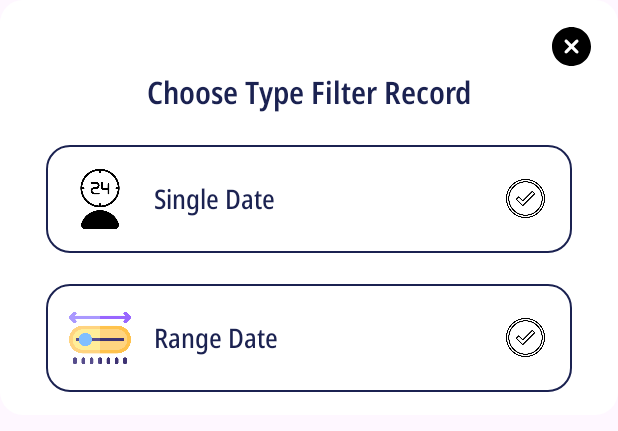
After one commit to duythanh7903/SaveMoney, an Android app: the layout dialog_choose_filter_type.xml on its own in the app's theme, with its tools: preview values and no code run, on a phone screen of 412 x 824 dp. The commit adds this screen. Shown: the top 431 px of the screen. Run offline under Robolectric (Android 15) with nearby library versions, the phone set to English and light mode, and no system bars.

Commit message:
add feature filter type

```diff
--- /dev/null
+++ b/app/src/main/res/layout/dialog_choose_filter_type.xml
@@ -0,0 +1,111 @@
+<?xml version="1.0" encoding="utf-8"?>
+<layout xmlns:android="http://schemas.android.com/apk/res/android"
+    xmlns:app="http://schemas.android.com/apk/res-auto">
+
+    <data>
+
+    </data>
+
+    <androidx.constraintlayout.widget.ConstraintLayout
+        android:layout_width="match_parent"
+        android:layout_height="wrap_content"
+        android:background="@drawable/bg_dialog"
+        android:padding="@dimen/_12sdp">
+
+        <ImageView
+            android:id="@+id/iconClear"
+            android:layout_width="@dimen/_24sdp"
+            android:layout_height="@dimen/_24sdp"
+            android:padding="@dimen/_2sdp"
+            android:src="@drawable/icon_clear_cirlce"
+            app:layout_constraintEnd_toEndOf="parent"
+            app:layout_constraintTop_toTopOf="parent" />
+
+        <TextView
+            android:id="@+id/textAddCategory"
+            android:layout_width="wrap_content"
+            android:layout_height="wrap_content"
+            android:fontFamily="@font/font_semi_bold"
+            android:text="@string/choose_type_filter"
+            android:textColor="@color/text_dark_blue"
+            android:textSize="@dimen/_16ssp"
+            app:layout_constraintEnd_toEndOf="parent"
+            app:layout_constraintStart_toStartOf="parent"
+            app:layout_constraintTop_toBottomOf="@id/iconClear" />
+
+        <LinearLayout
+            android:id="@+id/btnSingleDate"
+            android:layout_width="match_parent"
+            android:layout_height="wrap_content"
+            android:layout_marginHorizontal="@dimen/_12sdp"
+            android:layout_marginTop="@dimen/_16sdp"
+            android:layout_marginBottom="@dimen/_12sdp"
+            android:background="@drawable/bg_white_border_medium_stroke"
+            android:gravity="center"
+            android:orientation="horizontal"
+            android:padding="@dimen/_12sdp"
+            app:layout_constraintTop_toBottomOf="@id/textAddCategory">
+
+            <ImageView
+                android:layout_width="@dimen/_32sdp"
+                android:layout_height="@dimen/_32sdp"
+                android:src="@drawable/icon_single_date" />
+
+            <TextView
+                android:layout_width="0dp"
+                android:layout_height="wrap_content"
+                android:layout_marginHorizontal="@dimen/_12sdp"
+                android:layout_weight="1"
+                android:fontFamily="@font/font_medium"
+                android:text="@string/single_date"
+                android:textColor="@color/text_dark_blue"
+                android:textSize="@dimen/_14ssp" />
+
+            <ImageView
+                android:id="@+id/iconTickSingle"
+                android:layout_width="@dimen/_24sdp"
+                android:layout_height="@dimen/_24sdp"
+                android:padding="@dimen/_2sdp"
+                android:src="@drawable/state_tick" />
+
+        </LinearLayout>
+
+        <LinearLayout
+            android:id="@+id/btnRangeDate"
+            android:layout_width="match_parent"
+            android:layout_height="wrap_content"
+            android:layout_marginHorizontal="@dimen/_12sdp"
+            android:layout_marginTop="@dimen/_16sdp"
+            android:layout_marginBottom="@dimen/_12sdp"
+            android:background="@drawable/bg_white_border_medium_stroke"
+            android:gravity="center"
+            android:orientation="horizontal"
+            android:padding="@dimen/_12sdp"
+            app:layout_constraintTop_toBottomOf="@id/btnSingleDate">
+
+            <ImageView
+                android:layout_width="@dimen/_32sdp"
+                android:layout_height="@dimen/_32sdp"
+                android:src="@drawable/icon_range_date" />
+
+            <TextView
+                android:layout_width="0dp"
+                android:layout_height="wrap_content"
+                android:layout_marginHorizontal="@dimen/_12sdp"
+                android:layout_weight="1"
+                android:fontFamily="@font/font_medium"
+                android:text="@string/range_date"
+                android:textColor="@color/text_dark_blue"
+                android:textSize="@dimen/_14ssp" />
+
+            <ImageView
+                android:id="@+id/iconTickRange"
+                android:layout_width="@dimen/_24sdp"
+                android:layout_height="@dimen/_24sdp"
+                android:padding="@dimen/_2sdp"
+                android:src="@drawable/state_tick" />
+
+        </LinearLayout>
+
+    </androidx.constraintlayout.widget.ConstraintLayout>
+</layout>
--- a/app/src/main/res/layout/fragment_home.xml
+++ b/app/src/main/res/layout/fragment_home.xml
@@ -80,7 +80,7 @@
             android:layout_height="@dimen/_24sdp"
             android:layout_marginEnd="@dimen/_12sdp"
             android:padding="@dimen/_2sdp"
-            android:src="@drawable/ic_setting"
+            android:src="@drawable/icon_language"
             app:tint="@color/text_dark_blue"
             app:layout_constraintBottom_toBottomOf="@id/iconNotification"
             app:layout_constraintEnd_toStartOf="@id/iconNotification"
--- a/app/src/main/res/values/strings.xml
+++ b/app/src/main/res/values/strings.xml
@@ -92,4 +92,8 @@
     <string name="something_went_wrong">Something went wrong!</string>
     <string name="update_categories">Update Categories</string>
     <string name="update">Update</string>
+    <string name="choose_type_filter">Choose Type Filter Record</string>
+    <string name="single_date">Single Date</string>
+    <string name="range_date">Range Date</string>
+    <string name="title_range_date">Select Range Date</string>
 </resources>
```
Also changed, not shown: app/src/main/java/com/example/baseprojectflamingo/commons/PreferencesUtils.kt (+4 -7 lines), app/src/main/java/com/example/baseprojectflamingo/ui/screen/dialog/ChooseFilterTypeDialog.kt (added, +56 -0 lines), app/src/main/java/com/example/baseprojectflamingo/ui/screen/frg/manage/ManageFragment.kt (+84 -0 lines), app/src/main/res/layout/fragment_manage.xml (+20 -1 lines), app/src/main/res/drawable/icon_filter.png (added), app/src/main/res/drawable/icon_language.png (added), app/src/main/res/drawable/icon_range_date.png (added), app/src/main/res/drawable/icon_settings.png (added), app/src/main/res/drawable/icon_single_date.png (added).
